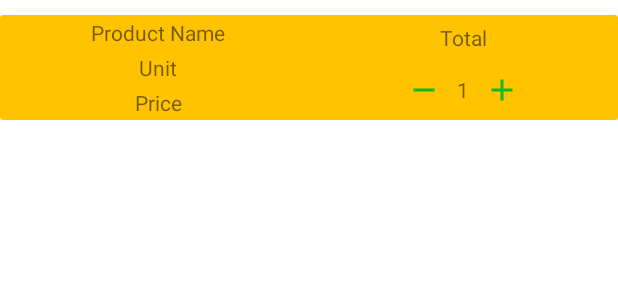
After one commit to ewuharun/ConnectBD, an Android app: the layout item_cart_list.xml on its own in the app's theme, with its tools: preview values and no code run, on a phone screen of 412 x 824 dp. The commit adds this screen. Shown: the top 300 px of the screen. Run offline under Robolectric (Android 15) with nearby library versions, the phone set to English and light mode, and no system bars.

Commit message:
implemented cart

```diff
--- a/app/src/main/AndroidManifest.xml
+++ b/app/src/main/AndroidManifest.xml
@@ -14,6 +14,9 @@
         android:theme="@style/AppTheme"
         android:usesCleartextTraffic="true">
         <activity
+            android:name=".Activity.CartActivity"
+            android:exported="false" />
+        <activity
             android:name=".Activity.ProductActivity"
             android:exported="false" />
         <activity
@@ -27,7 +30,7 @@
         </activity>
         <activity
             android:name=".Activity.LoginActivity"
-            android:exported="true"></activity>
+            android:exported="true" />
     </application>
 
 </manifest>
--- /dev/null
+++ b/app/src/main/java/com/example/connectbd/Listener/BadgeCounterListener.java
@@ -0,0 +1,5 @@
+package com.example.connectbd.Listener;
+
+public interface BadgeCounterListener {
+    void incrementCounter(int count);
+}
--- /dev/null
+++ b/app/src/main/java/com/example/connectbd/Listener/IncrementDecrementClick.java
@@ -0,0 +1,6 @@
+package com.example.connectbd.Listener;
+
+public interface IncrementDecrementClick {
+    void increment(int count);
+    void decrement(int count);
+}
--- a/app/src/main/res/drawable-hdpi/ic_add.xml
+++ b/app/src/main/res/drawable-hdpi/ic_add.xml
@@ -1,5 +1,5 @@
 <vector android:autoMirrored="true" android:height="24dp"
-    android:tint="#FFFFFF" android:viewportHeight="24.0"
+    android:tint="@color/colorPrimary" android:viewportHeight="24.0"
     android:viewportWidth="24.0" android:width="24dp" xmlns:android="http://schemas.android.com/apk/res/android">
     <path android:fillColor="#FF000000" android:pathData="M19,13h-6v6h-2v-6H5v-2h6V5h2v6h6v2z"/>
 </vector>
--- /dev/null
+++ b/app/src/main/res/drawable/ic_baseline_add_24.xml
@@ -0,0 +1,5 @@
+<vector android:height="24dp" android:tint="@color/colorPrimary"
+    android:viewportHeight="24" android:viewportWidth="24"
+    android:width="24dp" xmlns:android="http://schemas.android.com/apk/res/android">
+    <path android:fillColor="@android:color/white" android:pathData="M19,13h-6v6h-2v-6H5v-2h6V5h2v6h6v2z"/>
+</vector>
--- /dev/null
+++ b/app/src/main/res/drawable/ic_baseline_remove_24.xml
@@ -0,0 +1,5 @@
+<vector android:height="24dp" android:tint="@color/colorPrimary"
+    android:viewportHeight="24" android:viewportWidth="24"
+    android:width="24dp" xmlns:android="http://schemas.android.com/apk/res/android">
+    <path android:fillColor="@android:color/white" android:pathData="M19,13H5v-2h14v2z"/>
+</vector>
--- /dev/null
+++ b/app/src/main/res/layout/item_cart_list.xml
@@ -0,0 +1,108 @@
+<?xml version="1.0" encoding="utf-8"?>
+<LinearLayout xmlns:android="http://schemas.android.com/apk/res/android"
+    xmlns:app="http://schemas.android.com/apk/res-auto"
+    android:orientation="vertical"
+    android:layout_width="match_parent"
+    android:layout_marginTop="10dp"
+    android:layout_height="wrap_content">
+
+    <androidx.cardview.widget.CardView
+        android:layout_width="match_parent"
+        app:cardElevation="5dp"
+        app:cardBackgroundColor="@color/colorSecondary"
+        android:layout_height="match_parent">
+        <LinearLayout
+            android:layout_width="match_parent"
+            android:layout_height="match_parent"
+            android:weightSum="2"
+            android:orientation="horizontal">
+
+            <LinearLayout
+                android:layout_width="match_parent"
+                android:layout_weight="1"
+                android:layout_height="match_parent">
+
+                <LinearLayout
+                    android:layout_width="match_parent"
+                    android:layout_height="wrap_content"
+                    android:layout_marginLeft="5dp"
+                    android:gravity="center"
+                    android:orientation="vertical">
+                    <TextView
+                        android:layout_width="wrap_content"
+                        android:layout_margin="2dp"
+                        android:id="@+id/tvProductName"
+                        android:layout_height="wrap_content"
+                        android:text="Product Name">
+                    </TextView>
+                    <TextView
+                        android:layout_width="wrap_content"
+                        android:layout_margin="2dp"
+                        android:id="@+id/tvUnit"
+                        android:layout_height="wrap_content"
+                        android:text="Unit">
+                    </TextView>
+                    <TextView
+                        android:layout_width="wrap_content"
+                        android:layout_margin="2dp"
+                        android:id="@+id/tvPrice"
+                        android:layout_height="wrap_content"
+                        android:text="Price">
+                    </TextView>
+                </LinearLayout>
+
+            </LinearLayout>
+
+            <LinearLayout
+                android:layout_width="match_parent"
+                android:layout_weight="1"
+
+                android:layout_height="match_parent">
+                <LinearLayout
+                    android:layout_width="match_parent"
+                    android:orientation="vertical"
+                    android:layout_gravity="right"
+                    android:layout_height="match_parent">
+                    <TextView
+                        android:layout_width="match_parent"
+                        android:layout_height="wrap_content"
+                        android:layout_margin="5dp"
+                        android:text="Total"
+                        android:id="@+id/tvTotal"
+                        android:gravity="center"/>
+
+                    <LinearLayout
+                        android:layout_width="match_parent"
+                        android:orientation="horizontal"
+                        android:gravity="center"
+                        android:layout_height="match_parent">
+                        <ImageView
+                            android:layout_width="wrap_content"
+                            android:layout_height="wrap_content"
+                            android:id="@+id/ivRemove"
+                            android:src="@drawable/ic_baseline_remove_24"
+                            android:layout_gravity="center"/>
+                        <TextView
+                            android:layout_width="wrap_content"
+                            android:layout_marginLeft="10dp"
+                            android:id="@+id/tvCounter"
+                            android:layout_marginRight="10dp"
+                            android:layout_height="wrap_content"
+                            android:text="1">
+                        </TextView>
+                        <ImageView
+                            android:layout_width="wrap_content"
+                            android:layout_height="wrap_content"
+                            android:src="@drawable/ic_add"
+                            android:id="@+id/ivAdd"
+                            android:layout_gravity="center"/>
+                    </LinearLayout>
+
+                </LinearLayout>
+            </LinearLayout>
+
+
+        </LinearLayout>
+    </androidx.cardview.widget.CardView>
+
+</LinearLayout>
```
Also changed, not shown: app/src/main/java/com/example/connectbd/Activity/CartActivity.java (added, +61 -0 lines), app/src/main/java/com/example/connectbd/Activity/MainActivity.java (+51 -9 lines), app/src/main/java/com/example/connectbd/Activity/ProductActivity.java (+53 -11 lines), app/src/main/java/com/example/connectbd/Adapter/CartAdapter.java (added, +102 -0 lines), app/src/main/java/com/example/connectbd/ViewModel/CartViewModel.java (added, +64 -0 lines), app/src/main/java/com/example/connectbd/ViewModel/ProductViewModel.java (+83 -18 lines), app/src/main/res/layout/activity_cart.xml (added, +21 -0 lines).
